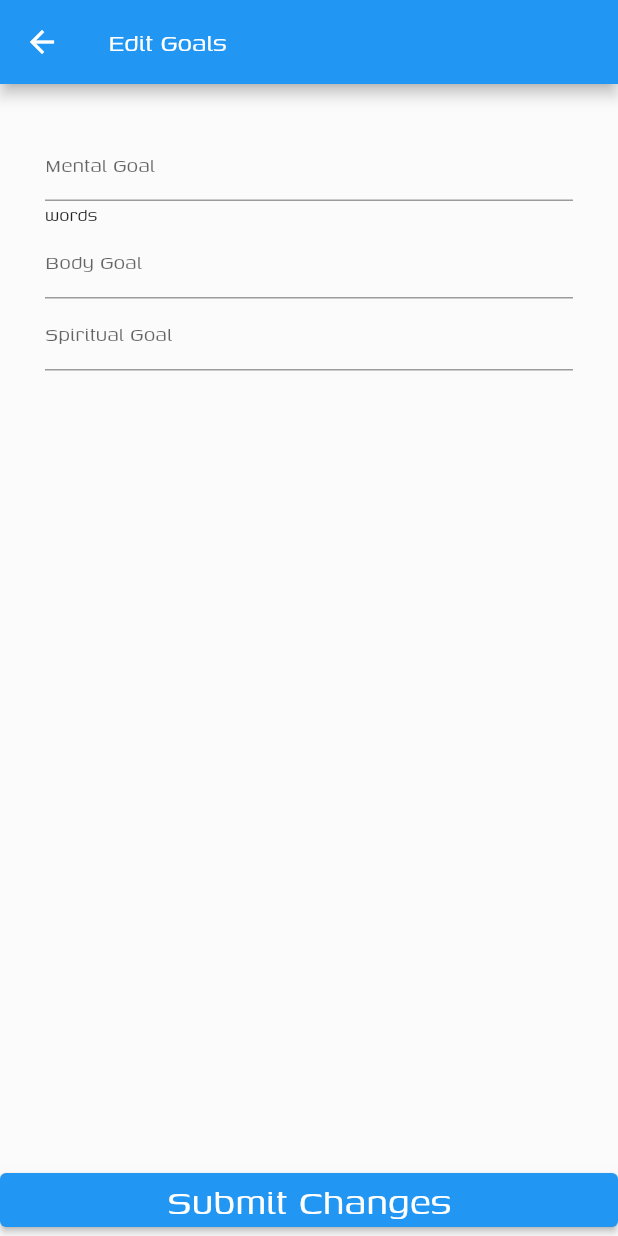
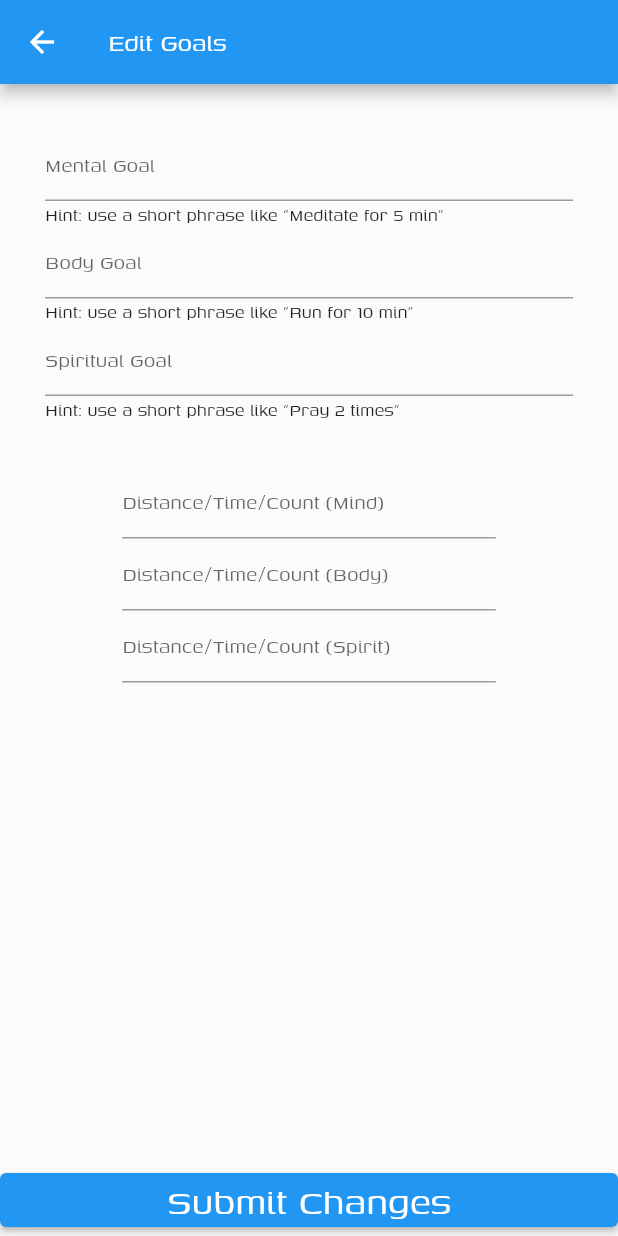
Before and after one commit to Zuzuni7/Mibos, a Flutter app: the GoalsScreen screen opened by its route, on a phone screen of 412 x 824 dp. Run offline on Flutter 3.47's test engine with Material 2 defaults, Android fonts, the phone set to English and light mode, and no system bars; our stand-ins replace cloud_firestore, firebase_core; accounts and stored records are empty.

```diff
--- a/lib/avatar.dart
+++ b/lib/avatar.dart
@@ -34,8 +34,8 @@ class _AvatarState extends State<Avatar> with SingleTickerProviderStateMixin {
     return Container(
       child: Image.asset(
         condition,
-        height: 350.0,
-        width: 350.0,
+        height: 250.0,
+        width: 250.0,
       ),
     );
   }
--- a/lib/goal_screen.dart
+++ b/lib/goal_screen.dart
@@ -8,6 +8,7 @@ FirebaseFirestore firestore = FirebaseFirestore.instance;
 class GoalsScreen extends StatefulWidget {
   //const UserInput({Key? key}) : super(key: key);
   static const routeName = '/goals_screen';
+
   @override
   _GoalsScreen createState() => _GoalsScreen();
 }
@@ -33,25 +34,29 @@ class _GoalsScreen extends State<GoalsScreen> {
 
   String Mname = '';
   String Mdesc = '';
-  String Mtype = '';
+  static const String Mtype = 'mind';
   String MmAmt = '';
   String MmType = '';
 
   String Bname = '';
   String Bdesc = '';
-  String Btype = '';
+  static const String Btype = 'body';
   String BmAmt = '';
   String BmType = '';
 
   String Sname = '';
   String Sdesc = '';
-  String Stype = '';
+  static const String Stype = 'spirit';
   String SmAmt = '';
   String SmType = '';
 
   // // Not sure what this is for yet.
   // final Stream<QuerySnapshot> _usersStream =
   //     FirebaseFirestore.instance.collection('goals').snapshots();
+  void parseDesc(String description) {
+    print('parse through desc for name var');
+    Mname = 'I am parsed now. woohoo.';
+  }
 
   //Would the controllers go here? no bc here is a stateless widget.
   void updateDB() {
@@ -60,21 +65,20 @@ class _GoalsScreen extends State<GoalsScreen> {
       Mdesc = MdescController.text;
       MmType = MmTypeController.text;
       MmAmt = MmAmtController.text;
-      Mtype = MtypeController.text;
 
       Bname = MnameController.text;
       Bdesc = MdescController.text;
       BmType = MmTypeController.text;
       BmAmt = MmAmtController.text;
-      Btype = MtypeController.text;
 
       Sname = MnameController.text;
       Sdesc = MdescController.text;
       SmType = MmTypeController.text;
       SmAmt = MmAmtController.text;
-      Stype = MtypeController.text;
 
-      print(Mname);
+      print('Debugging: ' + MmAmt + ' ' + MmType);
+      print('Debugging: ' + BmAmt + ' ' + BmType);
+      print('Debugging: ' + SmAmt + ' ' + SmType);
     });
   }
 
@@ -97,7 +101,9 @@ class _GoalsScreen extends State<GoalsScreen> {
                 keyboardType: TextInputType.text,
                 decoration: InputDecoration(hintText: 'Mental Goal')),
           ),
-          Container(child: Text('words')),
+          Container(
+              child:
+                  Text('Hint: use a short phrase like "Meditate for 5 min"')),
           Container(
             child: TextField(
                 controller: BnameController,
@@ -105,18 +111,53 @@ class _GoalsScreen extends State<GoalsScreen> {
                 decoration: InputDecoration(hintText: 'Body Goal')),
           ),
           Container(
+              child: Text('Hint: use a short phrase like "Run for 10 min"')),
+          Container(
             child: TextField(
-                //controller: SnameController,
+                controller: SnameController,
                 keyboardType: TextInputType.text,
                 decoration: InputDecoration(hintText: 'Spiritual Goal')),
-          )
+          ),
+          Container(
+              child: Text('Hint: use a short phrase like "Pray 2 times"')),
+          //add more here.................................................................
+          Container(
+              padding: EdgeInsets.fromLTRB(0, 30, 0, 0),
+              margin: EdgeInsets.symmetric(
+                  horizontal: MediaQuery.of(context).size.width * 0.25 * 0.5),
+              child: TextField(
+                controller: MmAmtController,
+                keyboardType: TextInputType.text,
+                decoration:
+                    InputDecoration(hintText: 'Distance/Time/Count (Mind)'),
+              )),
+          Container(
+              margin: EdgeInsets.symmetric(
+                  horizontal: MediaQuery.of(context).size.width * 0.25 * 0.5),
+              child: TextField(
+                controller: BmAmtController,
+                keyboardType: TextInputType.text,
+                decoration:
+                    InputDecoration(hintText: 'Distance/Time/Count (Body)'),
+              )),
+          Container(
+              margin: EdgeInsets.symmetric(
+                  horizontal: MediaQuery.of(context).size.width * 0.25 * 0.5),
+              child: TextField(
+                controller: SmAmtController,
+                keyboardType: TextInputType.text,
+                decoration:
+                    InputDecoration(hintText: 'Distance/Time/Count (Spirit)'),
+              )),
+          // Measure Amounts
+          Container(),
+          Container(),
+          Container(),
         ]),
       ),
       bottomNavigationBar: Container(
         child: ElevatedButton(
           onPressed: () {
-            // call function that updates Firebase.
-            // Do I need to refresh the instance?
             updateDB();
             var collection = FirebaseFirestore.instance.collection('goals');
             collection
--- a/lib/main.dart
+++ b/lib/main.dart
@@ -1,8 +1,9 @@
 import 'package:flutter/material.dart';
+import 'package:mibos_app/button.dart';
 import 'package:mibos_app/home_screen.dart';
 import 'goal_screen.dart';
 import 'package:firebase_core/firebase_core.dart';
-import 'package:cloud_firestore/cloud_firestore.dart';
+import 'updateGoals.dart';
 
 void main() async {
   WidgetsFlutterBinding.ensureInitialized();
@@ -20,6 +21,7 @@ class MyApp extends StatelessWidget {
       initialRoute: ',',
       routes: {
         GoalsScreen.routeName: (ctx) => GoalsScreen(),
+        UpdateGoals.routeName: (ctx) => UpdateGoals()
       },
       debugShowCheckedModeBanner: false,
     );
--- a/pubspec.yaml
+++ b/pubspec.yaml
@@ -21,6 +21,7 @@ environment:
   sdk: ">=2.12.0 <3.0.0"
 
 dependencies:
+  percent_indicator: "^2.1.7+2"
   flutter:
     sdk: flutter
 
```
Also changed, not shown: lib/MindGoal.dart (deleted, +0 -50 lines), lib/SpiritGoal.dart (deleted, +0 -42 lines), lib/button.dart (+26 -2 lines), lib/home_screen.dart (+16 -7 lines), lib/mindCard.dart (+0 -7 lines), lib/progress.dart (added, +60 -0 lines), lib/updateGoals.dart (added, +33 -0 lines), pubspec.lock.
